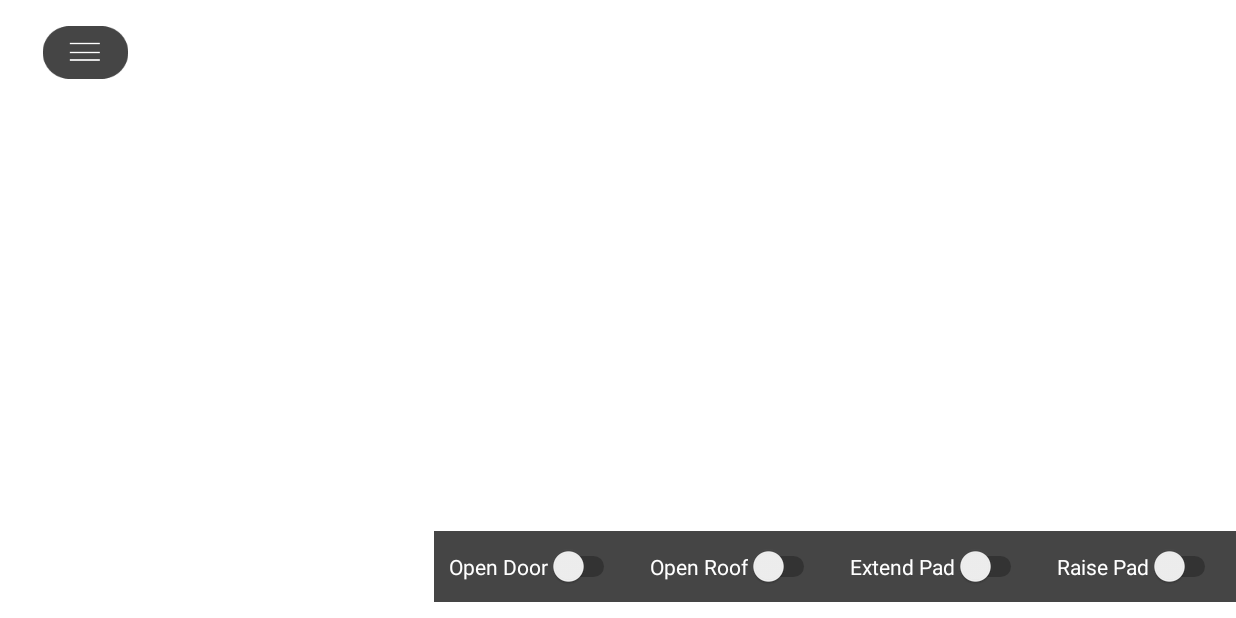
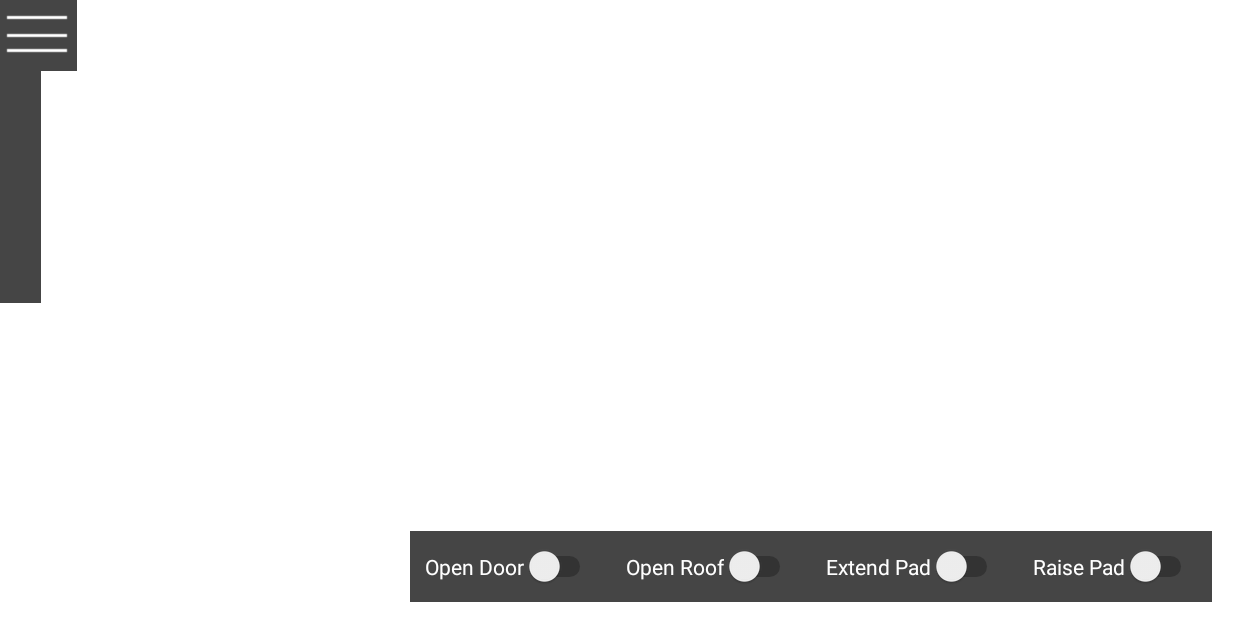
Before and after one commit to lpjune/Nest, an Android app: the screen it shows after launch (MainActivity), on a phone screen of 824 x 412 dp (held sideways). Run offline under Robolectric (Android 15) with nearby library versions, the phone set to English and light mode, and no system bars.

Commit message:
changed button layout

```diff
--- a/app/src/main/res/layout/activity_main.xml
+++ b/app/src/main/res/layout/activity_main.xml
@@ -8,14 +8,28 @@
     tools:context=".MainActivity"
     android:background ="#ffffff">
 
+    <!-- layout/*.xml -->
+    <RelativeLayout xmlns:android="http://schemas.android.com/apk/res/android"
+        android:id="@+id/log_button"
+        android:layout_width="27dp"
+        android:layout_height="202dp"
+        android:layout_alignParentLeft="true"
+        android:layout_alignParentTop="true"
+        android:background="#E5303030"
+        tools:layout_editor_absoluteX="566dp"
+        tools:layout_editor_absoluteY="63dp" />
+
+
     <ImageButton
-        android:layout_width="wrap_content"
-        android:layout_height="wrap_content"
         android:id="@+id/menu_button"
+        android:layout_width="51dp"
+        android:layout_height="47dp"
+        android:background="@android:color/white"
+        android:scaleX="1"
+        android:scaleY="1"
         android:src="@drawable/menu_button"
-        android:scaleX=".5"
-        android:scaleY=".5"
-        android:background="@android:color/white"/>
+        tools:layout_editor_absoluteX="16dp"
+        tools:layout_editor_absoluteY="303dp" />
 
 
     <LinearLayout xmlns:android="http://schemas.android.com/apk/res/android"
@@ -24,44 +38,44 @@
         android:layout_height="wrap_content"
         android:layout_alignParentStart="true"
         android:layout_alignParentTop="true"
+        android:layout_marginEnd="16dp"
         android:background="#E5303030"
         android:orientation="horizontal"
         app:layout_constraintBottom_toBottomOf="parent"
         app:layout_constraintEnd_toEndOf="parent"
-        app:layout_constraintHorizontal_bias="0.454"
         app:layout_constraintLeft_toRightOf="@id/menu_button"
         app:layout_constraintTop_toTopOf="parent"
-        app:layout_constraintVertical_bias="0.97">
+        app:layout_constraintVertical_bias="0.971">
 
         <Switch
             android:id="@+id/doorswitch"
-            android:layout_margin="@dimen/switch_margin"
             android:layout_width="wrap_content"
             android:layout_height="wrap_content"
+            android:layout_margin="@dimen/switch_margin"
             android:text="@string/open_door"
             android:textColor="@color/ButtonTextColor" />
 
         <Switch
             android:id="@+id/roofswitch"
-            android:layout_margin="@dimen/switch_margin"
             android:layout_width="wrap_content"
             android:layout_height="wrap_content"
+            android:layout_margin="@dimen/switch_margin"
             android:text="@string/open_roof"
             android:textColor="@color/ButtonTextColor" />
 
         <Switch
             android:id="@+id/extendpadswitch"
-            android:layout_margin="@dimen/switch_margin"
             android:layout_width="wrap_content"
             android:layout_height="wrap_content"
+            android:layout_margin="@dimen/switch_margin"
             android:text="@string/extend_pad"
             android:textColor="@color/ButtonTextColor" />
 
         <Switch
             android:id="@+id/raisepadswitch"
-            android:layout_margin="@dimen/switch_margin"
             android:layout_width="wrap_content"
             android:layout_height="wrap_content"
+            android:layout_margin="@dimen/switch_margin"
             android:text="@string/raise_pad"
             android:textColor="@color/ButtonTextColor" />
     </LinearLayout>
```
